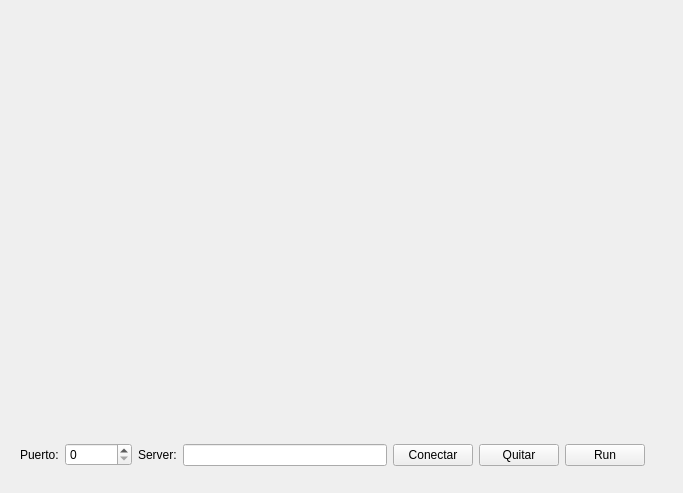
This is T01/T01-Client/widget.ui in Daval03/Datos-2-2.0 as Qt 5 draws it before an edit. The edited form follows.
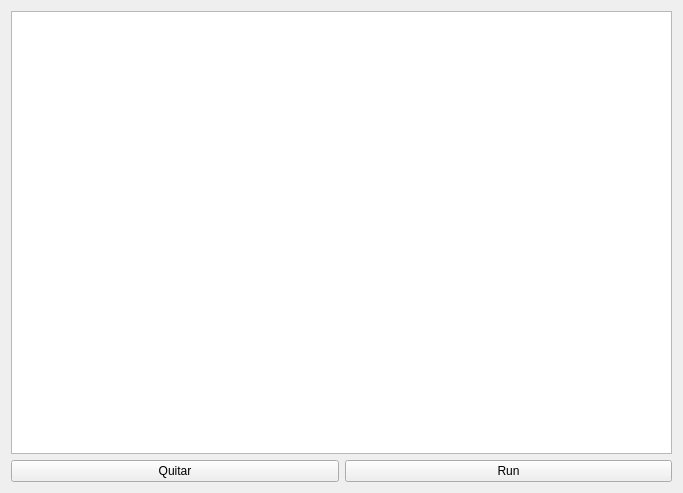
This is the edited form.

Commit message: Simplificacion del server, junto a la version final del cliente

Diff of the .ui file:
```diff
--- a/T01/T01-Client/widget.ui
+++ b/T01/T01-Client/widget.ui
@@ -13,53 +13,14 @@
   <property name="windowTitle">
    <string>Widget</string>
   </property>
-  <widget class="QWidget" name="">
-   <property name="geometry">
-    <rect>
-     <x>20</x>
-     <y>440</y>
-     <width>625</width>
-     <height>30</height>
-    </rect>
-   </property>
+  <layout class="QGridLayout" name="gridLayout">
+   <item row="0" column="0">
+    <widget class="QListWidget" name="cuadro"/>
+   </item>
+   <item row="1" column="0">
    <layout class="QHBoxLayout" name="horizontalLayout_3">
-    <item>
-     <layout class="QHBoxLayout" name="horizontalLayout">
-      <item>
-       <widget class="QLabel" name="label_2">
-        <property name="text">
-         <string>Puerto:</string>
-        </property>
-       </widget>
-      </item>
-      <item>
-       <widget class="QSpinBox" name="Puerto">
-        <property name="maximum">
-         <number>999999999</number>
-        </property>
-       </widget>
-      </item>
-      <item>
-       <widget class="QLabel" name="label">
-        <property name="text">
-         <string>Server:</string>
-        </property>
-       </widget>
-      </item>
-      <item>
-       <widget class="QLineEdit" name="Nservidor"/>
-      </item>
-     </layout>
-    </item>
     <item>
      <layout class="QHBoxLayout" name="horizontalLayout_2">
-      <item>
-       <widget class="QPushButton" name="Conectar">
-        <property name="text">
-         <string>Conectar</string>
-        </property>
-       </widget>
-      </item>
       <item>
        <widget class="QPushButton" name="Quitar">
         <property name="text">
@@ -77,7 +38,8 @@
      </layout>
     </item>
    </layout>
-  </widget>
+   </item>
+  </layout>
  </widget>
  <resources/>
  <connections/>
```
Lines whose indentation alone changed are shown as unchanged. The commit also changes 29 other files.
